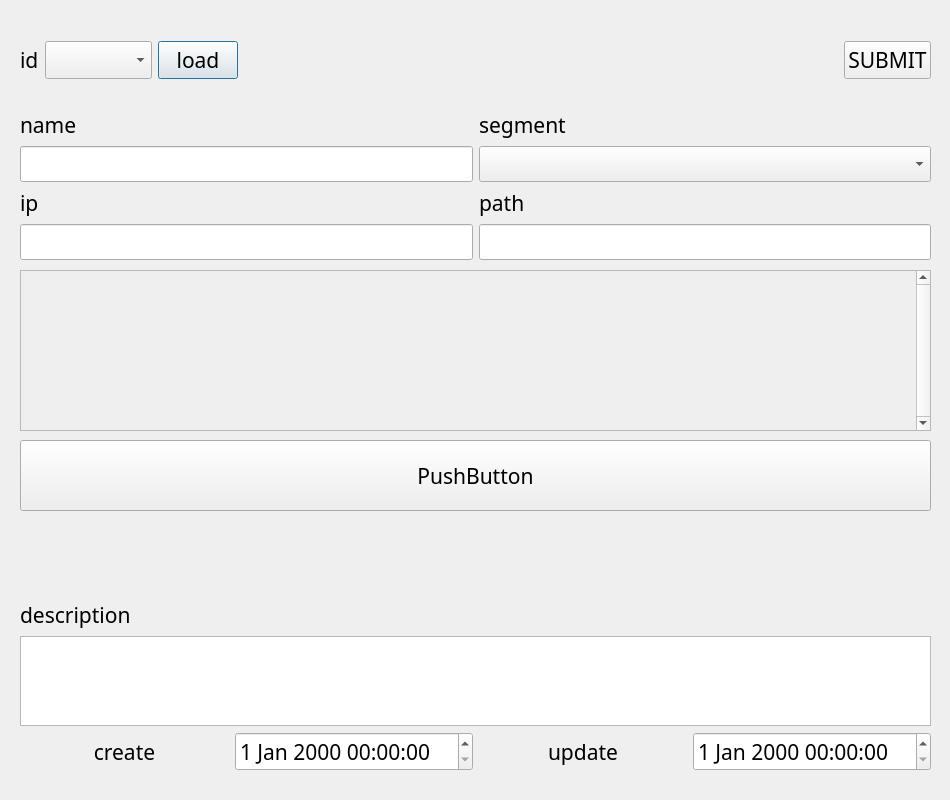
Above: ui/spDialog.ui from SuhYeoJee/OrderManager before the change. Below: the same form after it.
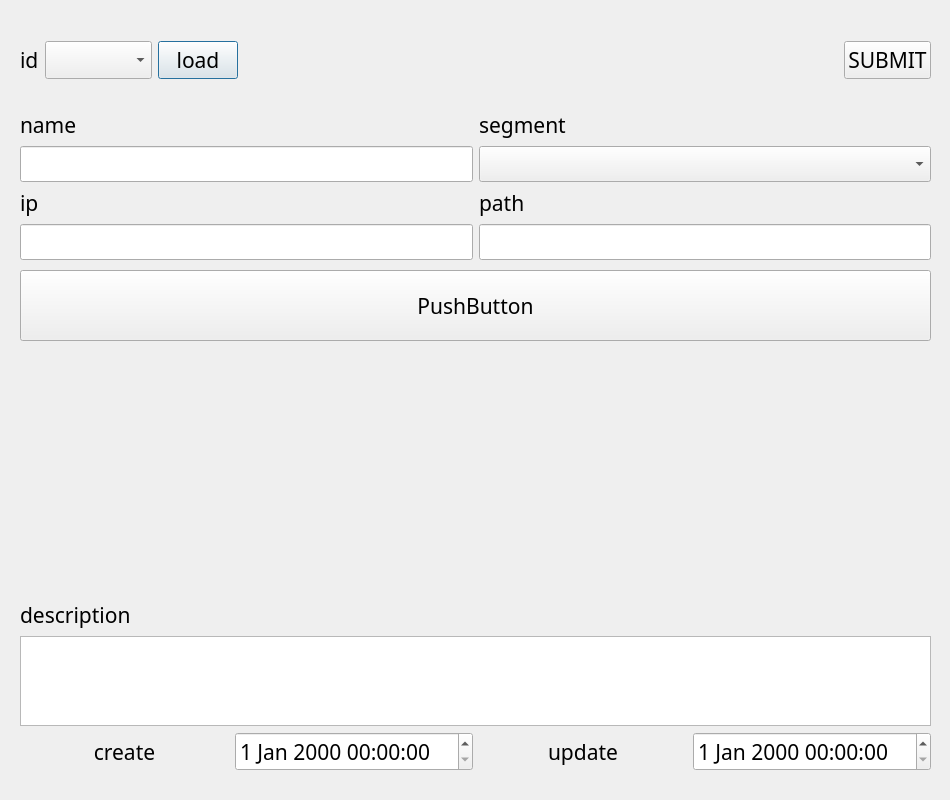
That is the form after the change.

Patch:
```diff
--- a/ui/spDialog.ui
+++ b/ui/spDialog.ui
@@ -19,32 +19,6 @@
   <property name="windowTitle">
    <string>Dialog</string>
   </property>
-  <widget class="QScrollArea" name="scrollArea">
-   <property name="geometry">
-    <rect>
-     <x>20</x>
-     <y>270</y>
-     <width>911</width>
-     <height>161</height>
-    </rect>
-   </property>
-   <property name="verticalScrollBarPolicy">
-    <enum>Qt::ScrollBarAlwaysOn</enum>
-   </property>
-   <property name="widgetResizable">
-    <bool>true</bool>
-   </property>
-   <widget class="QWidget" name="scrollAreaWidgetContents">
-    <property name="geometry">
-     <rect>
-      <x>0</x>
-      <y>0</y>
-      <width>888</width>
-      <height>159</height>
-     </rect>
-    </property>
-   </widget>
-  </widget>
   <widget class="QWidget" name="gridLayoutWidget">
    <property name="geometry">
     <rect>
@@ -223,7 +197,7 @@
    <property name="geometry">
     <rect>
      <x>20</x>
-     <y>440</y>
+     <y>270</y>
      <width>911</width>
      <height>71</height>
     </rect>
```
